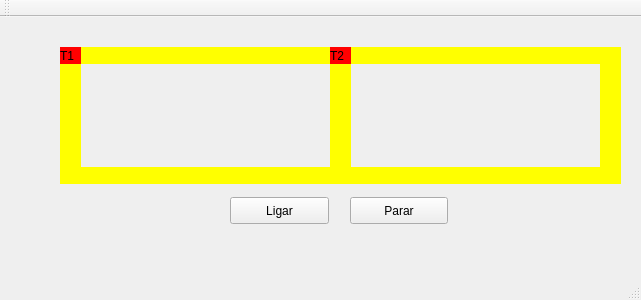
WilliamOliveira5246/TrabalhoSOU2, file mainwindow.ui: the form before one commit.
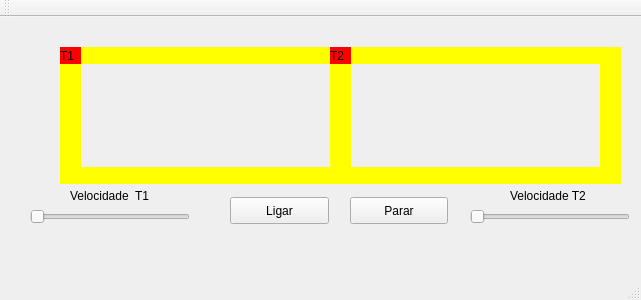
The form after the commit.

Commit message: feat: mutex de zona critica, sliders de velocidade dos trens

The edit to the form file:
```diff
--- a/mainwindow.ui
+++ b/mainwindow.ui
@@ -184,6 +184,82 @@
      <string>T2</string>
     </property>
    </widget>
+   <widget class="QSlider" name="horizontalSlider">
+    <property name="geometry">
+     <rect>
+      <x>30</x>
+      <y>190</y>
+      <width>160</width>
+      <height>20</height>
+     </rect>
+    </property>
+    <property name="minimum">
+     <number>0</number>
+    </property>
+    <property name="maximum">
+     <number>200</number>
+    </property>
+    <property name="singleStep">
+     <number>1</number>
+    </property>
+    <property name="pageStep">
+     <number>0</number>
+    </property>
+    <property name="sliderPosition">
+     <number>0</number>
+    </property>
+    <property name="tracking">
+     <bool>true</bool>
+    </property>
+    <property name="orientation">
+     <enum>Qt::Horizontal</enum>
+    </property>
+    <property name="invertedAppearance">
+     <bool>false</bool>
+    </property>
+   </widget>
+   <widget class="QSlider" name="horizontalSlider_2">
+    <property name="geometry">
+     <rect>
+      <x>470</x>
+      <y>190</y>
+      <width>160</width>
+      <height>20</height>
+     </rect>
+    </property>
+    <property name="maximum">
+     <number>200</number>
+    </property>
+    <property name="orientation">
+     <enum>Qt::Horizontal</enum>
+    </property>
+   </widget>
+   <widget class="QLabel" name="label">
+    <property name="geometry">
+     <rect>
+      <x>70</x>
+      <y>170</y>
+      <width>101</width>
+      <height>18</height>
+     </rect>
+    </property>
+    <property name="text">
+     <string>Velocidade  T1</string>
+    </property>
+   </widget>
+   <widget class="QLabel" name="label_2">
+    <property name="geometry">
+     <rect>
+      <x>510</x>
+      <y>170</y>
+      <width>91</width>
+      <height>18</height>
+     </rect>
+    </property>
+    <property name="text">
+     <string>Velocidade T2</string>
+    </property>
+   </widget>
    <zorder>label_trilho1</zorder>
    <zorder>label_trilho2</zorder>
    <zorder>label_trilho3</zorder>
```
Left out of the diff: 6 changed lines with no effect on the pictures. The commit also changes 7 other files.
